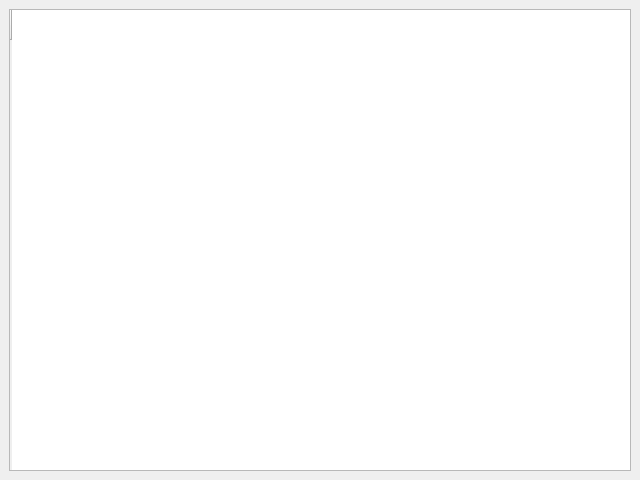
lexxors/HWfirstlesson, file main.ui: the form before one commit.
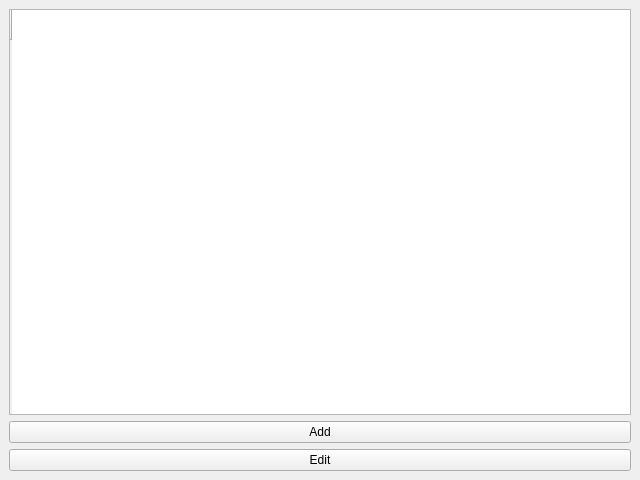
The form after the commit.

What changed in the file:
```diff
--- a/main.ui
+++ b/main.ui
@@ -24,6 +24,20 @@
       </row>
      </widget>
     </item>
+    <item>
+     <widget class="QPushButton" name="addButton">
+      <property name="text">
+       <string>Add</string>
+      </property>
+     </widget>
+    </item>
+    <item>
+     <widget class="QPushButton" name="editButton">
+      <property name="text">
+       <string>Edit</string>
+      </property>
+     </widget>
+    </item>
    </layout>
   </widget>
  </widget>
```
